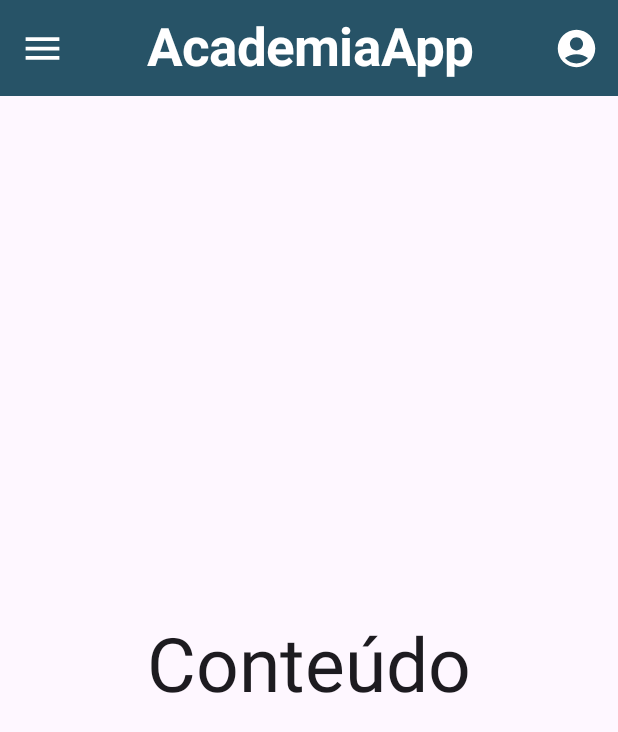
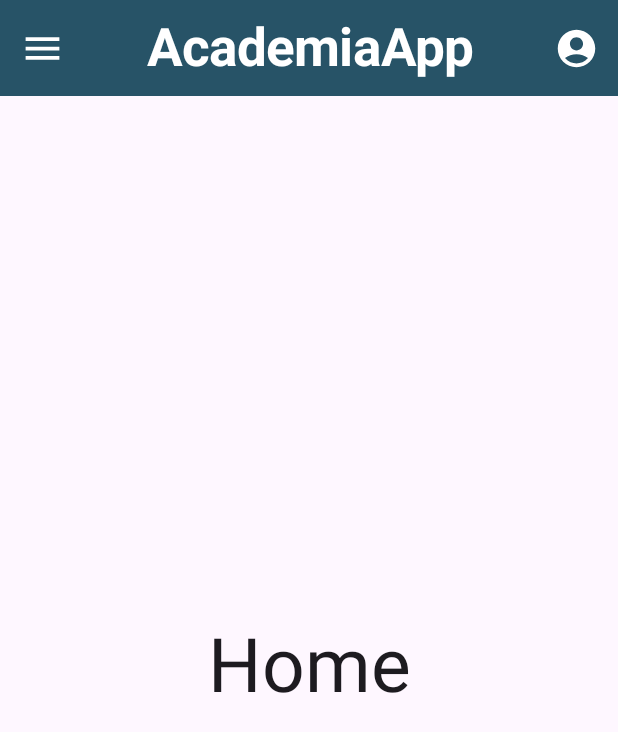
Before and after one commit to MiguelViapiana/projeto-app-academia, an Android app built with Jetpack Compose: the @Preview function AcademiaApp, on a phone screen of 412 x 824 dp. Shown: the top 732 px of the screen. Run offline under Robolectric (Android 15) with nearby library versions, the phone set to English and light mode, and no system bars.

Commit message:
tela historico adicionada

```diff
--- a/app/build.gradle.kts
+++ b/app/build.gradle.kts
@@ -63,6 +63,8 @@ dependencies {
     implementation(libs.androidx.foundation.layout.android)
     implementation(libs.androidx.foundation.layout.android)
     implementation(libs.androidx.foundation.layout.android)
+    implementation(libs.androidx.foundation.layout.android)
+    implementation(libs.androidx.foundation.layout.android)
     testImplementation(libs.junit)
     androidTestImplementation(libs.androidx.junit)
     androidTestImplementation(libs.androidx.espresso.core)
--- a/app/src/main/java/com/example/projeto_app_academia/AcademiaApp.kt
+++ b/app/src/main/java/com/example/projeto_app_academia/AcademiaApp.kt
@@ -6,7 +6,6 @@ import androidx.compose.foundation.layout.Column
 import androidx.compose.foundation.layout.Row
 import androidx.compose.foundation.layout.Spacer
 import androidx.compose.foundation.layout.fillMaxHeight
-import androidx.compose.foundation.layout.fillMaxSize
 import androidx.compose.foundation.layout.fillMaxWidth
 import androidx.compose.foundation.layout.height
 import androidx.compose.foundation.layout.padding
@@ -26,6 +25,7 @@ import androidx.compose.material3.Text
 import androidx.compose.material3.TextButton
 import androidx.compose.material3.rememberDrawerState
 import androidx.compose.runtime.Composable
+import androidx.compose.runtime.compositionLocalOf
 import androidx.compose.runtime.getValue
 import androidx.compose.runtime.rememberCoroutineScope
 import androidx.compose.ui.Alignment
@@ -41,6 +41,7 @@ import androidx.navigation.compose.NavHost
 import androidx.navigation.compose.composable
 import androidx.navigation.compose.currentBackStackEntryAsState
 import androidx.navigation.compose.rememberNavController
+import com.example.projeto_app_academia.ui.screen.HistoricoScreen
 import com.example.projeto_app_academia.ui.screen.HomeScreen
 import com.example.projeto_app_academia.ui.screen.LoginScreen
 import com.example.projeto_app_academia.ui.screen.SignUpScreen
@@ -52,6 +53,7 @@ object AcademiaRotas {
     val TELA_lOGIN = "tela_login"
     val TELA_SIGNUP = "tela_signup"
     val TELA_TREINO = "tela_treino"
+    val TELA_HISTORICO = "tela_historico"
 }
 
 @Preview(
@@ -85,6 +87,9 @@ fun AcademiaApp(){
                 composable(AcademiaRotas.TELA_TREINO) {
                     TreinoScreen(drawerState, navController)
                 }
+                composable(AcademiaRotas.TELA_HISTORICO) {
+                    HistoricoScreen(drawerState, navController)
+                }
             }
         }
     )
@@ -104,6 +109,7 @@ private fun DrawerContent(navController: NavController, drawerState: DrawerState
     val ehRotaLogin = rotaAtual == AcademiaRotas.TELA_lOGIN
     val ehRotaSignUp = rotaAtual == AcademiaRotas.TELA_SIGNUP
     val ehRotaTreino = rotaAtual == AcademiaRotas.TELA_TREINO
+    val ehRotaHistorico = rotaAtual == AcademiaRotas.TELA_HISTORICO
 
 
     Column(
@@ -219,8 +225,28 @@ private fun DrawerContent(navController: NavController, drawerState: DrawerState
 
             )
         }
+        TextButton(
+            colors = ButtonDefaults.buttonColors(
+                containerColor = getColorMenu(ehRotaHistorico)),
+            modifier = Modifier.padding(20.dp, 5.dp),
+            onClick = {
+                navController.navigate(AcademiaRotas.TELA_HISTORICO)
+                coroutineScope.launch {
+                    drawerState.close()
+                }
+            }) {
+            Icon(
+                imageVector = Icons.Default.DateRange,
+                contentDescription = "Tela Treino",
+                modifier = Modifier.size(40.dp),
+                tint = getColorTexto(ehRotaHistorico)
+            )
+            Text(
+                text = "Historico", fontSize = 30.sp,
+                color = getColorTexto(ehRotaHistorico)
 
-
+            )
+        }
     }
 }
 
--- a/app/src/main/java/com/example/projeto_app_academia/ui/screen/HomeScreen.kt
+++ b/app/src/main/java/com/example/projeto_app_academia/ui/screen/HomeScreen.kt
@@ -54,7 +54,7 @@ private fun ConteudoPrincipal(padding : PaddingValues) {
         verticalArrangement = Arrangement.Center
     ) {
         Text(
-            text = "Conteúdo", Modifier.padding(padding),
+            text = "Home", Modifier.padding(padding),
             fontSize = 50.sp
         )
     }
```
Also changed, not shown: app/src/main/java/com/example/projeto_app_academia/ui/screen/HistoricoScreen.kt (added, +38 -0 lines).
